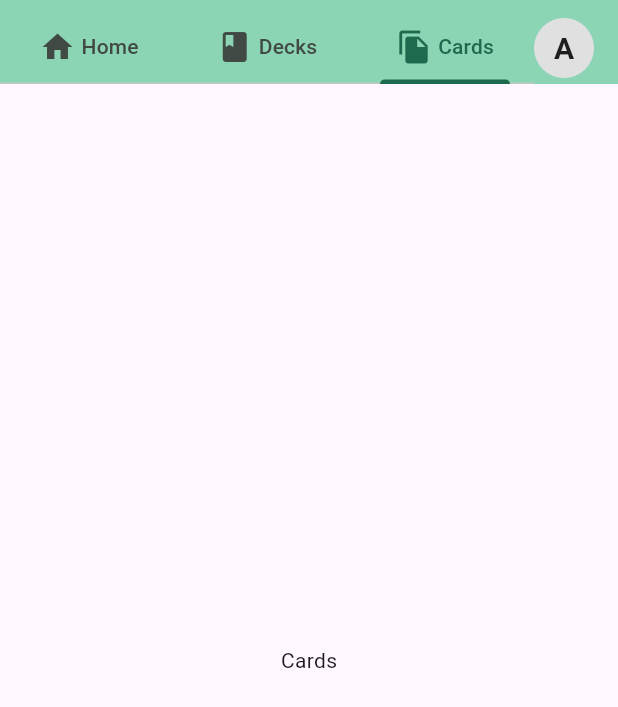
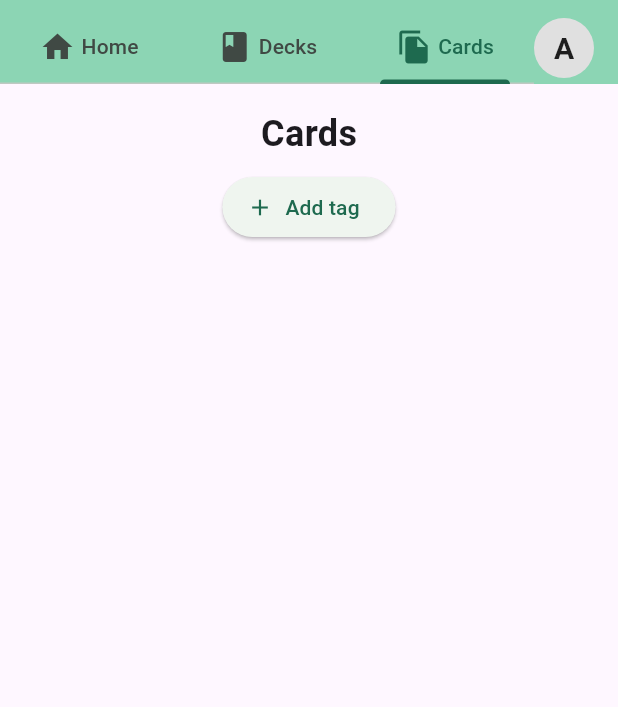
Before and after one commit to curtis-clement/study_app, a Flutter app: the screen it shows once a user with an empty profile is signed in, tab 3 chosen, on a phone screen of 412 x 824 dp. Shown: the top 707 px of the screen. Run offline on Flutter 3.47's test engine with Material 3 defaults, Android fonts, the phone set to English and light mode, and no system bars; our stand-ins replace firebase_auth, firebase_core, flutter_dotenv; accounts and stored records are empty.

Commit message:
add header and button to cards screen

```diff
--- a/lib/modules/cards/screens/cards_screen.dart
+++ b/lib/modules/cards/screens/cards_screen.dart
@@ -6,7 +6,28 @@ class CardsScreen extends StatelessWidget {
   @override
   Widget build(BuildContext context) {
     return Scaffold(
-      body: Center(child: Text('Cards')),
+      body: Padding(
+        padding: const EdgeInsets.fromLTRB(8, 16, 8, 8),
+        child: Column(
+          children: [
+            Center(
+              child: Text(
+                'Cards',
+                style: TextStyle(
+                  fontSize: 24,
+                  fontWeight: FontWeight.bold,
+                ),
+              ),
+            ),
+            SizedBox(height: 8),
+            ElevatedButton.icon(
+              onPressed: () {},
+              label: Text('Add tag'),
+              icon: Icon(Icons.add),
+            ),
+          ],
+        ),
+      ),
     );
   }
 }
```
